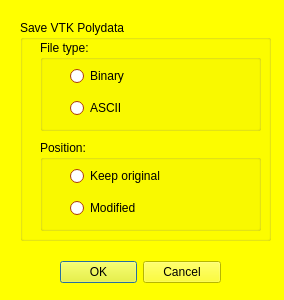
The window that MorphoDig/Qt/mqSaveVTKDialog.ui (morphomuseum/MorphoDig) describes before a commit, drawn with Qt 5.
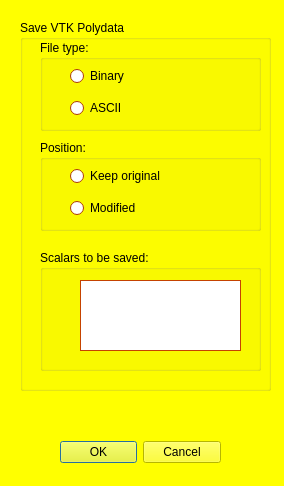
The same window after the commit.

Commit message: Start implementing save scalars in saveVtk dialog

The edit to the form file:
```diff
--- a/MorphoDig/Qt/mqSaveVTKDialog.ui
+++ b/MorphoDig/Qt/mqSaveVTKDialog.ui
@@ -7,7 +7,7 @@
     <x>0</x>
     <y>0</y>
     <width>284</width>
-    <height>300</height>
+    <height>486</height>
    </rect>
   </property>
   <property name="palette">
@@ -432,7 +432,7 @@
    <property name="geometry">
     <rect>
      <x>60</x>
-     <y>260</y>
+     <y>440</y>
      <width>161</width>
      <height>25</height>
     </rect>
@@ -456,7 +456,7 @@
      <x>20</x>
      <y>20</y>
      <width>251</width>
-     <height>221</height>
+     <height>371</height>
     </rect>
    </property>
    <property name="palette">
@@ -955,6 +955,40 @@
      </layout>
     </widget>
    </widget>
+   <widget class="QGroupBox" name="VTKScalars">
+    <property name="geometry">
+     <rect>
+      <x>20</x>
+      <y>230</y>
+      <width>221</width>
+      <height>121</height>
+     </rect>
+    </property>
+    <property name="title">
+     <string>Scalars to be saved:</string>
+    </property>
+    <widget class="QWidget" name="verticalLayoutWidget_9">
+     <property name="geometry">
+      <rect>
+       <x>30</x>
+       <y>20</y>
+       <width>181</width>
+       <height>91</height>
+      </rect>
+     </property>
+     <layout class="QVBoxLayout" name="verticalLayout1_5"/>
+    </widget>
+    <widget class="QListWidget" name="scalarList">
+     <property name="geometry">
+      <rect>
+       <x>40</x>
+       <y>30</y>
+       <width>161</width>
+       <height>71</height>
+      </rect>
+     </property>
+    </widget>
+   </widget>
   </widget>
  </widget>
  <resources/>
```
Left out of the diff: 3 changed lines with no effect on the pictures. The commit also changes 3 other files.
